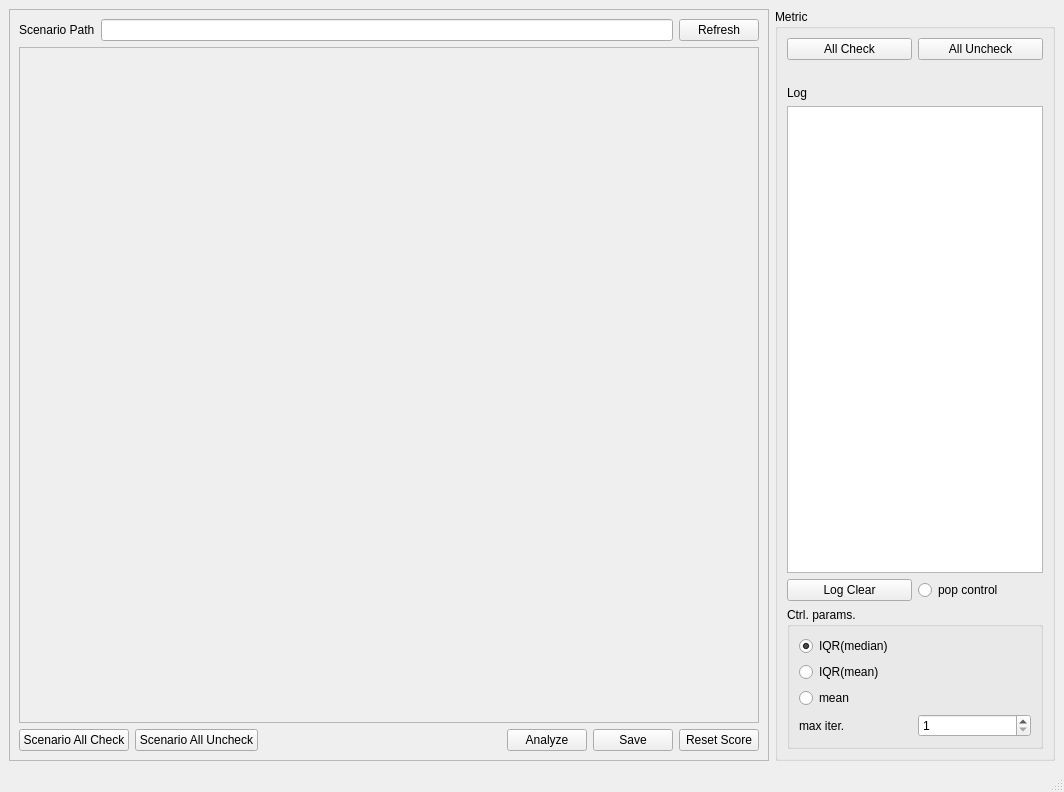
tom-shin/perf_metric, file chatgpt_performance_metric/ui_designer/main_frame.ui: the form before one commit.
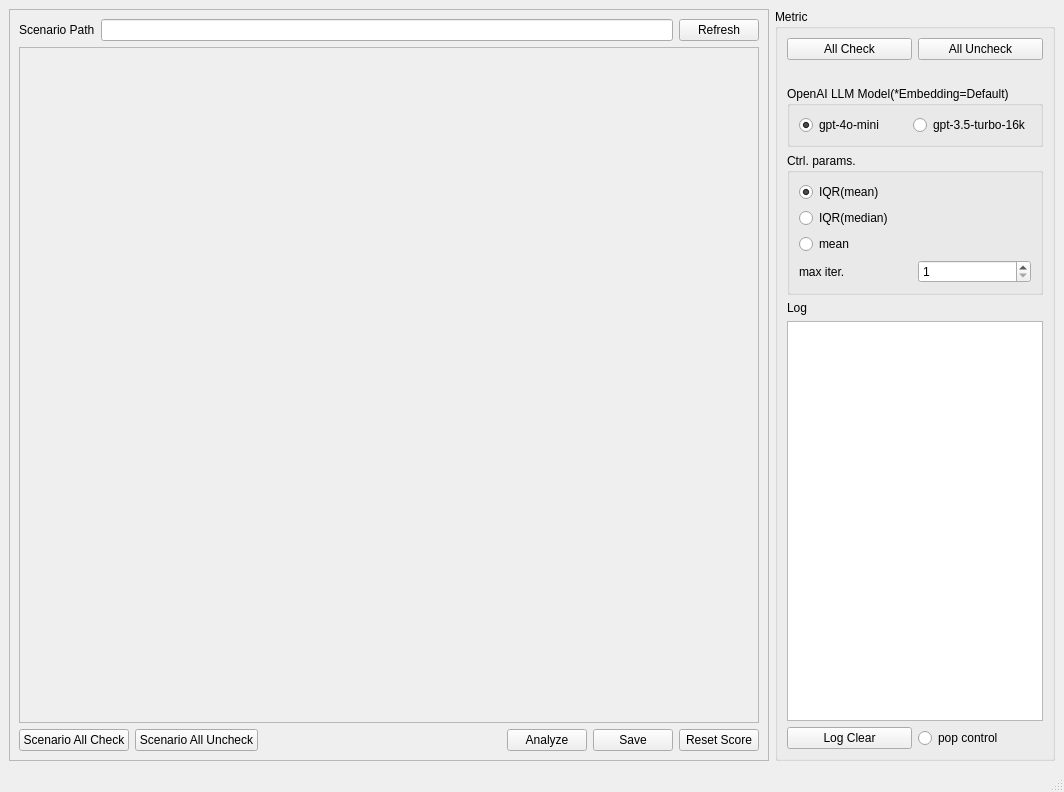
The form after the commit.

What changed in the file:
```diff
--- a/chatgpt_performance_metric/ui_designer/main_frame.ui
+++ b/chatgpt_performance_metric/ui_designer/main_frame.ui
@@ -168,40 +168,31 @@
         </widget>
        </item>
        <item>
-        <widget class="QLabel" name="label_2">
-         <property name="text">
-          <string>Log</string>
+        <widget class="QGroupBox" name="groupBox_3">
+         <property name="title">
+          <string>OpenAI LLM Model(*Embedding=Default)</string>
          </property>
+         <layout class="QHBoxLayout" name="horizontalLayout_5">
+          <item>
+           <widget class="QRadioButton" name="gpt4omini_radioButton">
+            <property name="text">
+             <string>gpt-4o-mini</string>
+            </property>
+            <property name="checked">
+             <bool>true</bool>
+            </property>
+           </widget>
+          </item>
+          <item>
+           <widget class="QRadioButton" name="gpt35turbo_radioButton">
+            <property name="text">
+             <string>gpt-3.5-turbo-16k</string>
+            </property>
+           </widget>
+          </item>
+         </layout>
         </widget>
        </item>
-       <item>
-        <widget class="QTextBrowser" name="logtextbrowser">
-         <property name="sizePolicy">
-          <sizepolicy hsizetype="Preferred" vsizetype="Expanding">
-           <horstretch>0</horstretch>
-           <verstretch>0</verstretch>
-          </sizepolicy>
-         </property>
-        </widget>
-       </item>
-       <item>
-        <layout class="QHBoxLayout" name="horizontalLayout">
-         <item>
-          <widget class="QPushButton" name="log_clear_pushButton">
-           <property name="text">
-            <string>Log Clear</string>
-           </property>
-          </widget>
-         </item>
-         <item>
-          <widget class="QRadioButton" name="popctrl_radioButton">
-           <property name="text">
-            <string>pop control</string>
-           </property>
-          </widget>
-         </item>
-        </layout>
-       </item>
        <item>
         <widget class="QGroupBox" name="groupBox_2">
          <property name="title">
@@ -210,21 +201,24 @@
          <layout class="QVBoxLayout" name="verticalLayout_2">
           <item>
            <layout class="QVBoxLayout" name="verticalLayout">
-            <item>
-             <widget class="QRadioButton" name="iqr_median_radioButton">
-              <property name="text">
-               <string>IQR(median)</string>
-              </property>
-              <property name="checked">
-               <bool>true</bool>
-              </property>
-             </widget>
-            </item>
             <item>
              <widget class="QRadioButton" name="iqr_mean_radioButton">
               <property name="text">
                <string>IQR(mean)</string>
               </property>
+              <property name="checked">
+               <bool>true</bool>
+              </property>
+             </widget>
+            </item>
+            <item>
+             <widget class="QRadioButton" name="iqr_median_radioButton">
+              <property name="text">
+               <string>IQR(median)</string>
+              </property>
+              <property name="checked">
+               <bool>false</bool>
+              </property>
              </widget>
             </item>
             <item>
@@ -257,6 +251,41 @@
          </layout>
         </widget>
        </item>
+       <item>
+        <widget class="QLabel" name="label_2">
+         <property name="text">
+          <string>Log</string>
+         </property>
+        </widget>
+       </item>
+       <item>
+        <widget class="QTextBrowser" name="logtextbrowser">
+         <property name="sizePolicy">
+          <sizepolicy hsizetype="Preferred" vsizetype="Expanding">
+           <horstretch>0</horstretch>
+           <verstretch>0</verstretch>
+          </sizepolicy>
+         </property>
+        </widget>
+       </item>
+       <item>
+        <layout class="QHBoxLayout" name="horizontalLayout">
+         <item>
+          <widget class="QPushButton" name="log_clear_pushButton">
+           <property name="text">
+            <string>Log Clear</string>
+           </property>
+          </widget>
+         </item>
+         <item>
+          <widget class="QRadioButton" name="popctrl_radioButton">
+           <property name="text">
+            <string>pop control</string>
+           </property>
+          </widget>
+         </item>
+        </layout>
+       </item>
       </layout>
      </widget>
     </item>
```
Left out of the diff: 2 changed lines with no effect on the pictures.
